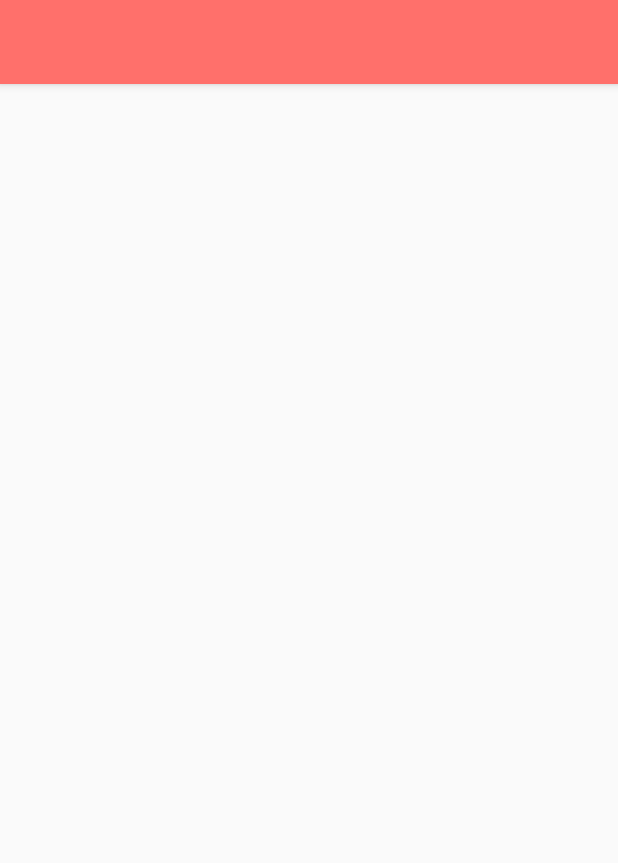
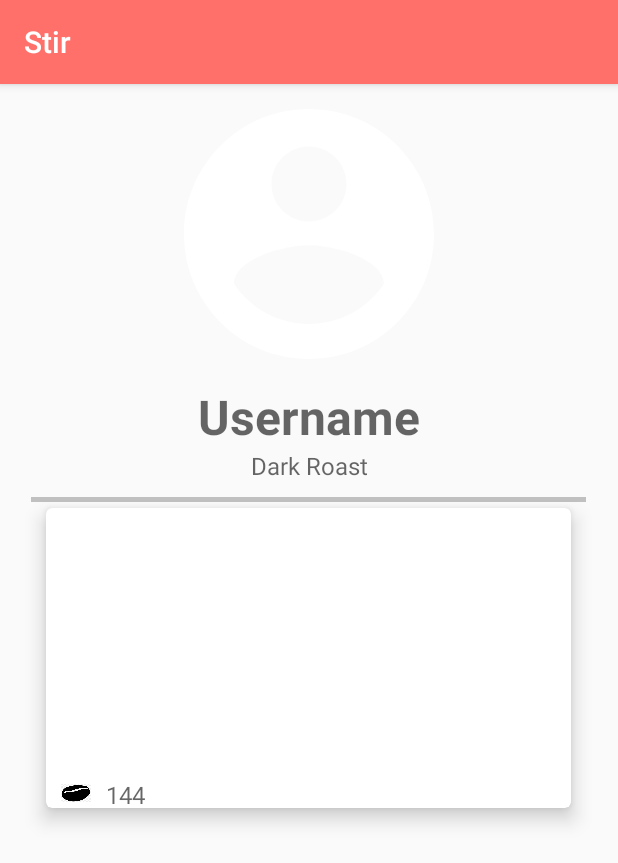
Before and after one commit to LolaAbudu/Stir, an Android app: the fragment ProfileFragment shown on its own in the app's theme, on a phone screen of 412 x 824 dp. Shown: the top 863 px of the screen. Run offline under Robolectric (Android 15) with nearby library versions, the phone set to English and light mode, and no system bars.

Commit message:
added splash page and profile page

```diff
--- a/app/src/main/res/layout/fragment_profile.xml
+++ b/app/src/main/res/layout/fragment_profile.xml
@@ -1,8 +1,87 @@
 <?xml version="1.0" encoding="utf-8"?>
-<FrameLayout xmlns:android="http://schemas.android.com/apk/res/android"
+<LinearLayout xmlns:android="http://schemas.android.com/apk/res/android"
+    xmlns:app="http://schemas.android.com/apk/res-auto"
     xmlns:tools="http://schemas.android.com/tools"
     android:layout_width="match_parent"
     android:layout_height="match_parent"
+    android:orientation="vertical"
     tools:context=".ProfileFragment">
 
-</FrameLayout>
+    <ImageView
+        android:id="@+id/profile_user_profile_image"
+        android:layout_width="200dp"
+        android:layout_height="200dp"
+        android:layout_gravity="center"
+        android:src="@drawable/ic_user_profile" />
+
+    <TextView
+        android:id="@+id/profile_username_textView"
+        android:layout_width="match_parent"
+        android:layout_height="wrap_content"
+        android:gravity="center"
+        android:hint="@string/profile_fragment_username_hint"
+        android:textColor="@color/colorPrimary"
+        android:textSize="32sp"
+        android:textStyle="bold" />
+
+    <TextView
+        android:id="@+id/profile_coffee_pref_textView"
+        android:layout_width="match_parent"
+        android:layout_height="wrap_content"
+        android:gravity="center"
+        android:hint="@string/profile_framgnet_coffee_pref_hint"
+        android:textColor="@color/colorSecondaryAccent"
+        android:textSize="16sp" />
+
+    <View
+        android:id="@+id/profile_splitLine_horizontal"
+        android:layout_width="370dp"
+        android:layout_height="3dp"
+        android:layout_gravity="center"
+        android:layout_marginTop="10dp"
+        android:background="@color/colorSecondaryAccent" />
+
+
+    <android.support.v7.widget.CardView
+        android:id="@+id/profile_cardView"
+        android:layout_width="350dp"
+        android:layout_height="200dp"
+        android:layout_gravity="center"
+        android:layout_marginTop="4dp"
+        android:foreground="?android:attr/selectableItemBackground"
+        app:cardCornerRadius="4dp"
+        app:cardElevation="8dp">
+
+        <LinearLayout
+            android:layout_width="350dp"
+            android:layout_height="200dp"
+            android:orientation="vertical">
+
+            <ImageView
+                android:id="@+id/profile_imageView"
+                android:layout_width="350dp"
+                android:layout_height="180dp" />
+
+            <LinearLayout
+                android:layout_width="325dp"
+                android:layout_height="20dp"
+                android:orientation="horizontal">
+
+                <ImageView
+                    android:id="@+id/profile_coffee_bean_image"
+                    android:layout_width="20dp"
+                    android:layout_height="20dp"
+                    android:layout_marginLeft="10dp"
+                    android:src="@drawable/coffee_bean" />
+
+                <TextView
+                    android:layout_width="match_parent"
+                    android:layout_height="wrap_content"
+                    android:layout_marginLeft="10dp"
+                    android:hint="@string/profile_coffee_bean_count"
+                    android:textSize="16sp" />
+            </LinearLayout>
+        </LinearLayout>
+    </android.support.v7.widget.CardView>
+
+</LinearLayout>
--- a/app/src/main/res/values/strings.xml
+++ b/app/src/main/res/values/strings.xml
@@ -7,5 +7,8 @@
     <string name="login_sign_up_textview">sign up</string>
     <string name="detail_posted_by_text">Posted by:</string>
     <string name="sign_up_checkbox_acknowledgement">I acknowledge I am 18 years or older.</string>
+    <string name="profile_coffee_bean_count">144</string>
+    <string name="profile_fragment_username_hint">Username</string>
+    <string name="profile_framgnet_coffee_pref_hint">Dark Roast</string>
 
 </resources>
```
Also changed, not shown: app/src/main/AndroidManifest.xml (+13 -8 lines), app/src/main/java/org/pursuit/stir/SplashActivity.java (+23 -0 lines), app/src/main/res/layout/activity_splash.xml (+11 -0 lines), app/src/main/res/layout/fragment_coffee_pref.xml (+4 -3 lines), app/src/main/res/drawable/coffee_bean.png (added).
